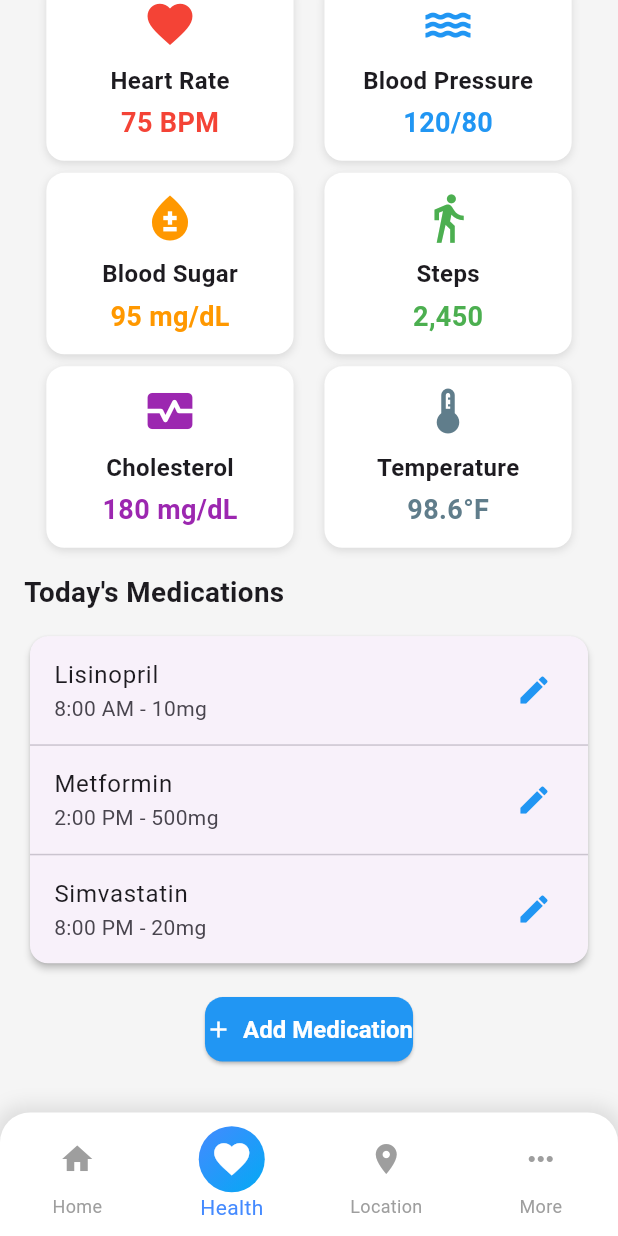
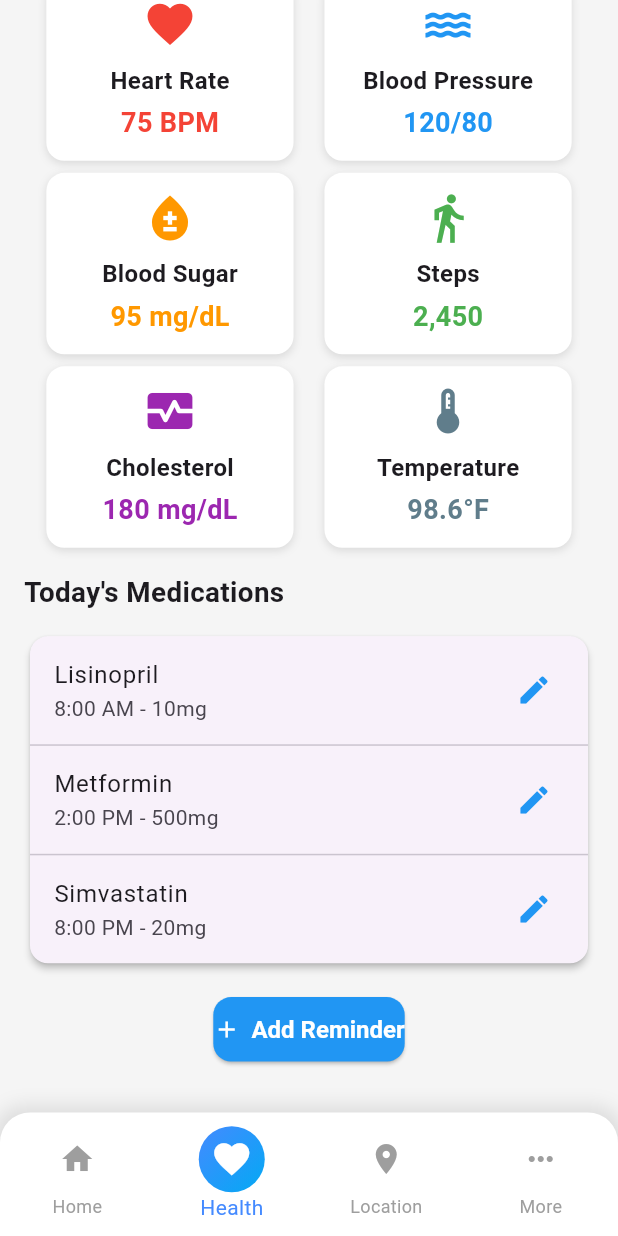
Before and after one commit to kartikkumarofficial/ElderCare, a Flutter app: the screen it shows after launch, item 2 of the bottom bar chosen, scrolled down 125 dp, on a phone screen of 412 x 824 dp. Run offline on Flutter 3.47's test engine with Material 3 defaults, Android fonts, the phone set to English and light mode, and no system bars.

Commit message:
health screen

```diff
--- a/lib/Screens/HealthScreen.dart
+++ b/lib/Screens/HealthScreen.dart
@@ -106,7 +106,7 @@ class HealthScreen extends StatelessWidget {
                   onPressed: () {},
                   icon: Icon(Icons.add, color: Colors.white),
                   label: Text(
-                    "Add Medication",
+                    "Add Reminder",
                     style: TextStyle(color: Colors.white),
                   ),
                   style: ElevatedButton.styleFrom(
--- a/lib/Screens/LocationScreen.dart
+++ b/lib/Screens/LocationScreen.dart
@@ -94,7 +94,7 @@ class LocationTrackingScreen extends StatelessWidget {
                         color: Colors.grey[300], // Placeholder for the map
                       ),
                       child: Center(
-                        child: Image.asset('assets/images/map2.png'),
+                        child: ClipRRect(child: Image.asset('assets/images/map2.png')),
                       ),
                     ),
                     ListTile(
```
